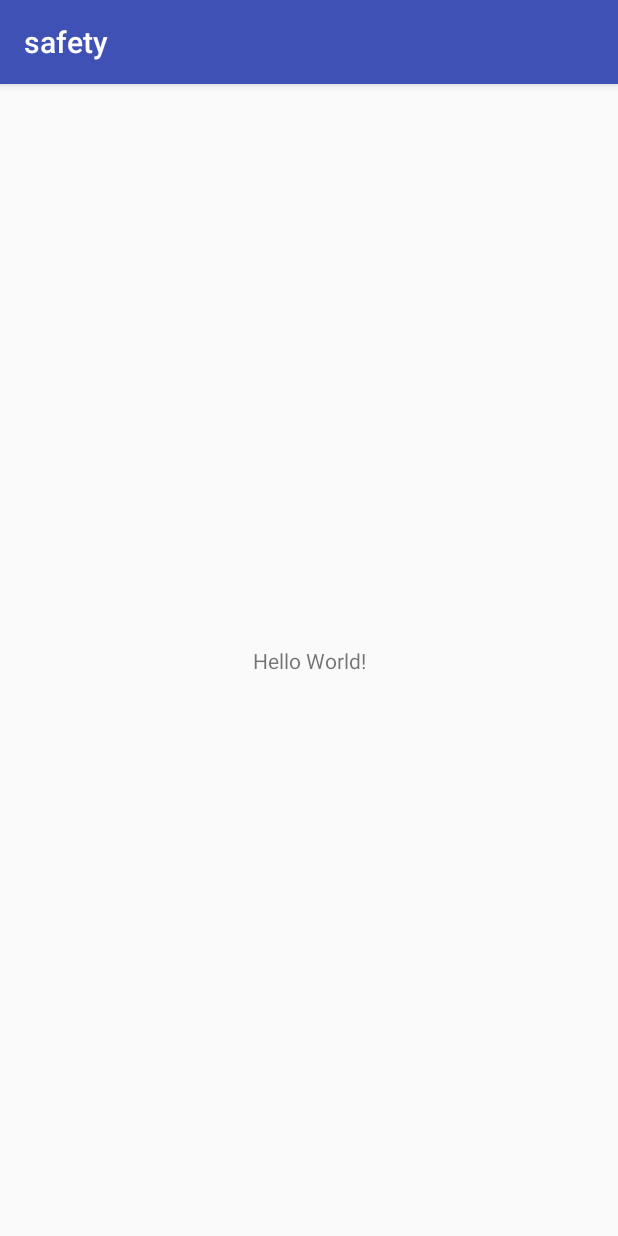
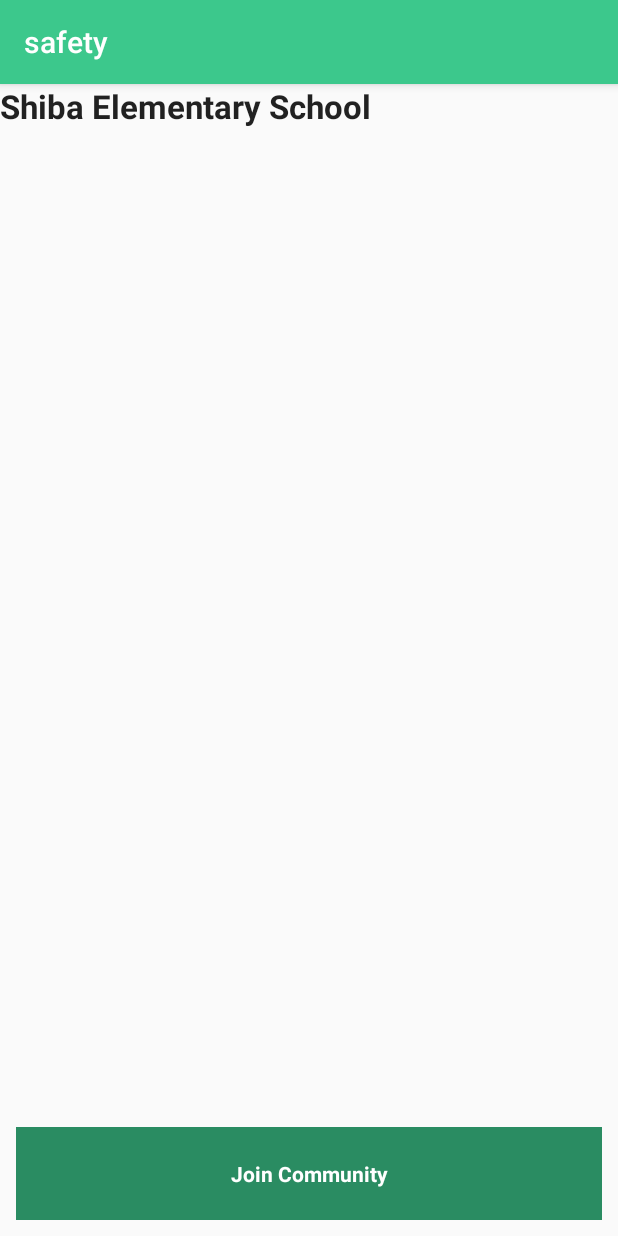
Before and after one commit to TranBaVinhSon/ahtokyo_2019, an Android app: the screen it shows after launch (MainActivity before the commit, CommunityInfoActivity after it), on a phone screen of 412 x 824 dp. Run offline under Robolectric (Android 15) with nearby library versions, the phone set to English and light mode, and no system bars.

Commit message:
add stuff

```diff
--- a/safety/app/src/main/AndroidManifest.xml
+++ b/safety/app/src/main/AndroidManifest.xml
@@ -9,13 +9,19 @@
         android:roundIcon="@mipmap/ic_launcher_round"
         android:supportsRtl="true"
         android:theme="@style/AppTheme">
-        <activity android:name=".MainActivity">
+        <activity android:name=".Activities.CommunityInfoActivity">
             <intent-filter>
                 <action android:name="android.intent.action.MAIN" />
 
                 <category android:name="android.intent.category.LAUNCHER" />
             </intent-filter>
         </activity>
+
+        <activity android:name=".Activities.CommunityActivity">
+        </activity>
+
+        <activity android:name=".Activities.MainActivity">
+        </activity>
     </application>
 
 </manifest>
--- /dev/null
+++ b/safety/app/src/main/java/com/example/sontbv/safety/Activities/CommunityActivity.java
@@ -0,0 +1,14 @@
+package com.example.sontbv.safety.Activities;
+
+import android.os.Bundle;
+import android.support.v7.app.AppCompatActivity;
+
+import com.example.sontbv.safety.R;
+
+public class CommunityActivity extends AppCompatActivity {
+    @Override
+    protected void onCreate(Bundle savedInstanceState) {
+        super.onCreate(savedInstanceState);
+        setContentView(R.layout.activity_community);
+    }
+}
--- /dev/null
+++ b/safety/app/src/main/java/com/example/sontbv/safety/Activities/CommunityInfoActivity.java
@@ -0,0 +1,18 @@
+package com.example.sontbv.safety.Activities;
+
+import android.app.ActionBar;
+import android.os.Bundle;
+import android.support.v7.app.AppCompatActivity;
+
+import com.example.sontbv.safety.R;
+
+public class CommunityInfoActivity extends AppCompatActivity {
+    @Override
+    protected void onCreate(Bundle savedInstanceState) {
+        super.onCreate(savedInstanceState);
+        setContentView(R.layout.activity_community_info);
+//        ActionBar actionBar = getActionBar();
+//        actionBar.setDisplayHomeAsUpEnabled(true);
+
+    }
+}
--- a/safety/app/src/main/java/com/example/sontbv/safety/MainActivity.java
+++ b/safety/app/src/main/java/com/example/sontbv/safety/Activities/MainActivity.java
@@ -1,7 +1,9 @@
-package com.example.sontbv.safety;
+package com.example.sontbv.safety.Activities;
 
 import android.support.v7.app.AppCompatActivity;
 import android.os.Bundle;
+
+import com.example.sontbv.safety.R;
 
 public class MainActivity extends AppCompatActivity {
 
--- /dev/null
+++ b/safety/app/src/main/res/layout/activity_community.xml
@@ -0,0 +1,6 @@
+<?xml version="1.0" encoding="utf-8"?>
+<LinearLayout xmlns:android="http://schemas.android.com/apk/res/android"
+    android:layout_width="match_parent"
+    android:layout_height="match_parent">
+
+</LinearLayout>
--- /dev/null
+++ b/safety/app/src/main/res/layout/activity_community_info.xml
@@ -0,0 +1,31 @@
+<?xml version="1.0" encoding="utf-8"?>
+<RelativeLayout xmlns:android="http://schemas.android.com/apk/res/android"
+    android:layout_width="match_parent"
+    android:layout_height="match_parent">
+
+    <LinearLayout
+        android:layout_width="match_parent"
+        android:layout_height="wrap_content">
+        <TextView
+            android:layout_width="match_parent"
+            android:layout_height="wrap_content"
+            android:text="Shiba Elementary School"
+            style="@style/Base.TextAppearance.AppCompat.Large"
+            android:textStyle="bold"
+            />
+    </LinearLayout>
+
+    <TextView
+        android:id="@+id/join_community"
+        android:layout_width="match_parent"
+        android:layout_height="wrap_content"
+        android:layout_alignParentBottom="true"
+        android:textColor="@color/white"
+        android:text="Join Community"
+        android:background="@color/colorPrimaryDark"
+        android:textStyle="bold"
+        android:paddingTop="32px"
+        android:paddingBottom="32px"
+        android:layout_margin="16px"
+        android:textAlignment="center"/>
+</RelativeLayout>
--- a/safety/app/src/main/res/layout/activity_main.xml
+++ b/safety/app/src/main/res/layout/activity_main.xml
@@ -4,7 +4,7 @@
     xmlns:tools="http://schemas.android.com/tools"
     android:layout_width="match_parent"
     android:layout_height="match_parent"
-    tools:context=".MainActivity">
+    tools:context=".Activities.MainActivity">
 
     <TextView
         android:layout_width="wrap_content"
--- a/safety/app/src/main/res/values/colors.xml
+++ b/safety/app/src/main/res/values/colors.xml
@@ -1,6 +1,8 @@
 <?xml version="1.0" encoding="utf-8"?>
 <resources>
-    <color name="colorPrimary">#3F51B5</color>
-    <color name="colorPrimaryDark">#303F9F</color>
-    <color name="colorAccent">#FF4081</color>
+    <color name="colorPrimary">#3CC88C</color>
+    <color name="colorPrimaryDark">#2A8C62</color>
+    <color name="colorAccent">#FFFF00</color>
+
+    <color name="white">#FFFFFF</color>
 </resources>
```
